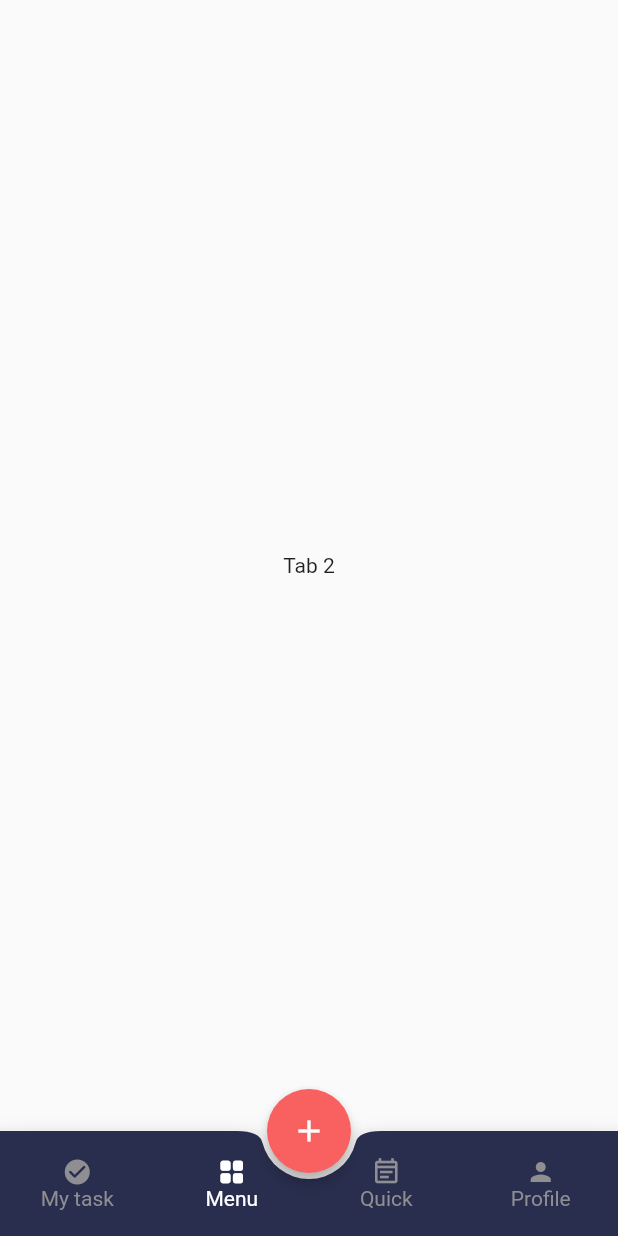
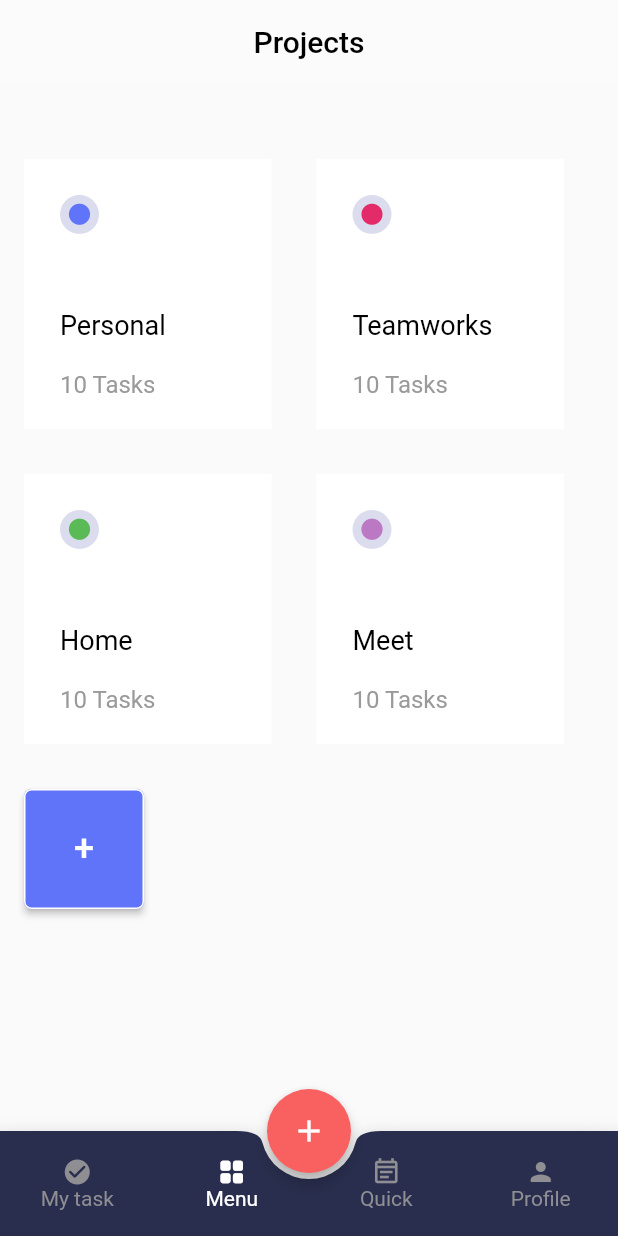
Before and after one commit to Skizdukion/AkingToDoApp, a Flutter app: the screen it shows after launch, item 2 of the bottom bar chosen, on a phone screen of 412 x 824 dp. Run offline on Flutter 3.47's test engine with Material 2 defaults, Android fonts, the phone set to English and light mode, and no system bars; our stand-ins replace equatable, flutter_slidable, introduction_screen, table_calendar.

Commit message:
create project page

```diff
--- a/lib/models/repositories/models/check.dart
+++ b/lib/models/repositories/models/check.dart
@@ -11,9 +11,6 @@ class CheckListModel with ChangeNotifier{
   CheckListModel({required this.checkList});
   CheckListModel.fakeData():checkList = [
     CheckNote(isDone: false, title: 'Item 1'),
-    CheckNote(isDone: false, title: 'Item 2'),
-    CheckNote(isDone: false, title: 'Item 3'),
-    CheckNote(isDone: false, title: 'Item 4'),
   ];
 
   void addAutoCheckNote(){
@@ -27,6 +24,4 @@ class CheckListModel with ChangeNotifier{
     checkList[index].isDone = value!;
     notifyListeners();
   }
-
-
 }
--- /dev/null
+++ b/lib/models/repositories/models/project.dart
@@ -0,0 +1,15 @@
+import 'package:flutter/material.dart';
+
+class ProjectModel {
+  final String title;
+  final int totalTask;
+  final String projectId;
+  final Color color;
+
+  ProjectModel({
+    required this.title,
+    this.totalTask = 0,
+    required this.projectId,
+    this.color = Colors.white,
+  });
+}
--- /dev/null
+++ b/lib/models/repositories/project_repository.dart
@@ -0,0 +1,47 @@
+import 'models/project.dart';
+import 'package:flutter/material.dart';
+
+List<ProjectModel> fakeDataProject = [
+  ProjectModel(title: 'Personal', totalTask: 10, color: Color.fromRGBO(96, 116, 249, 1), projectId: '1'),
+  ProjectModel(title: 'Teamworks', totalTask: 10, color: Color.fromRGBO(228, 43, 106, 1), projectId: '2'),
+  ProjectModel(title: 'Home', totalTask: 10, color: Color.fromRGBO(90, 187, 86, 1), projectId: '3'),
+  ProjectModel(title: 'Meet', totalTask: 10, color: Color.fromRGBO(188, 121, 195, 1), projectId: '4'),
+];
+
+
+abstract class ProjectRepository{
+  List<ProjectModel> getPorjectList();
+  void deleteProject(String projectId);
+  void addProject(ProjectModel item);
+  const ProjectRepository();
+}
+
+class FakeProjectRepository extends ProjectRepository{
+  const FakeProjectRepository();
+  static var projectList = fakeDataProject;
+
+  @override
+  void addProject(ProjectModel item) {
+    projectList.add(item);
+  }
+
+  @override
+  void deleteProject(String projectId) {
+    projectList.remove(getTask(projectId));
+  }
+
+  ProjectModel? getTask(String projectId){
+    ProjectModel? result;
+    fakeDataProject.forEach((val) {
+      if(val.projectId == projectId){
+        result = val;
+      }
+    });
+    return result;
+  }
+
+  @override
+  List<ProjectModel> getPorjectList() {
+    return projectList;
+  }
+}
--- a/lib/routes/main/Popup_page/new_check_list/add_new_check_list.dart
+++ b/lib/routes/main/Popup_page/new_check_list/add_new_check_list.dart
@@ -63,7 +63,7 @@ class _NewCheckListFormState extends State<NewCheckListForm> {
       child: Consumer2<CheckListModel,RadioColorList>(
         builder: (context, checkList, color, child){
           return Padding(
-            padding: EdgeInsets.only(top: 10, left: 16, right: 16, bottom: 310 - checkList.checkList.length*50),
+            padding: EdgeInsets.only(top: 10, left: 16, right: 16, bottom: (310 - checkList.checkList.length*50)),
             child: Container(
               decoration: BoxDecoration(
                 color: Colors.white,
--- a/lib/routes/main/Popup_page/new_note/add_new_note.dart
+++ b/lib/routes/main/Popup_page/new_note/add_new_note.dart
@@ -60,7 +60,7 @@ class _NewNoteFormState extends State<NewNoteForm> {
             boxShadow: [
               BoxShadow(
                 color: Colors.grey,
-                offset: Offset(0.0, 1.0), //(x,y)
+                offset: Offset(0.0, 1.0),
                 blurRadius: 1.0,
               ),
             ],
--- a/lib/routes/main/main_page.dart
+++ b/lib/routes/main/main_page.dart
@@ -1,6 +1,7 @@
 import 'package:flutter/material.dart';
 import 'package:todo_app/routes/main/Popup_page/new_task/add_new_task_page.dart';
 import 'package:todo_app/routes/main/Task_page/task_page.dart';
+import 'package:todo_app/routes/main/menu_page/project_page.dart';
 import 'package:todo_app/routes/main/popup_page/new_check_list/add_new_check_list.dart';
 
 import 'Popup_page/new_note/add_new_note.dart';
@@ -57,7 +58,7 @@ class _MainPageState extends State<MainPage> with SingleTickerProviderStateMixin
 
   Widget changeTab(){
     if (_tabselect == 0) return const TaskPage();
-    else if (_tabselect == 1) return const Center(child: Text('Tab 2'),);
+    else if (_tabselect == 1) return const ProjectPage();
     else if (_tabselect == 2) return const Center(child: Text('Tab 3'),);
     else if (_tabselect == 3) return const Center(child: Text('Tab 4'),);
     else return const Center(child: Text('There is some bugs'));
--- /dev/null
+++ b/lib/routes/main/menu_page/project_page.dart
@@ -0,0 +1,159 @@
+import 'package:flutter/material.dart';
+import 'package:provider/provider.dart';
+import 'package:todo_app/models/repositories/models/project.dart';
+import 'package:todo_app/models/repositories/models/radio_color.dart';
+import 'package:todo_app/models/repositories/project_repository.dart';
+import 'package:todo_app/routes/main/Popup_page/new_note/color_picker.dart';
+import 'package:todo_app/widgets/const_decoration.dart';
+
+class ProjectPage extends StatefulWidget {
+  const ProjectPage({ Key? key }) : super(key: key);
+
+  @override
+  _ProjectPageState createState() => _ProjectPageState();
+}
+
+class _ProjectPageState extends State<ProjectPage> {
+
+  @override
+  Widget build(BuildContext context) {
+    return SafeArea(
+      child: Scaffold(
+        resizeToAvoidBottomInset: false,
+        appBar: AppBar(
+          backgroundColor: Colors.white10,
+          elevation: 0,
+          title: Text('Projects', style: TextStyle(fontSize: 20, color: Colors.black)),
+          centerTitle: true,
+        ),
+        body: ProjectPageBody(),
+      ),
+    );
+  }
+}
+
+class ProjectPageBody extends StatefulWidget {
+  const ProjectPageBody({ Key? key }) : super(key: key);
+
+  @override
+  _ProjectPageBodyState createState() => _ProjectPageBodyState();
+}
+
+class _ProjectPageBodyState extends State<ProjectPageBody> {
+
+  late ProjectRepository _projectRepository;
+  late List<ProjectModel> _projectlist;
+
+  @override
+  void initState() {
+    _projectRepository = FakeProjectRepository();
+    _projectlist = _projectRepository.getPorjectList();
+    super.initState();
+  }
+
+  @override
+  Widget build(BuildContext context) {
+    return Padding(
+      padding: const EdgeInsets.only(top: 50, right: 16, left: 16),
+      child: ListView(
+        children: [
+          Wrap(
+            spacing: 30,
+            runSpacing: 30,
+            children: [
+              for(var index in _projectlist) ProjectItem(item: index,),
+              SizedBox(
+                width: 80,
+                height: 80,
+                child: ElevatedButton(
+                  onPressed: addNewProject,
+                  style: buttonStyleMenuPage,
+                  child: Center(
+                    child: Text(
+                      '+',
+                      style: TextStyle(color: Colors.white, fontSize: 24),
+                    ),
+                  ),
+                ),
+              ),
+            ],
+          ),
+        ],
+      ),
+    );
+  }
+
+  void addNewProject(){
+    _projectRepository.addProject(ProjectModel(title: 'Generate Project', projectId: '${_projectlist.length + 1}'));
+    setState(() {
+
+    });
+  }
+}
+
+class AddProjectMenu extends StatelessWidget {
+  const AddProjectMenu({ Key? key }) : super(key: key);
+
+  @override
+  Widget build(BuildContext context) {
+    return ChangeNotifierProvider(
+      create: (_) => RadioColorList.autoInitial(),
+      child: Container(
+        child: Column(
+          mainAxisAlignment: MainAxisAlignment.start,
+          crossAxisAlignment: CrossAxisAlignment.start,
+          children: [
+            SizedBox(height: 10),
+            Padding(
+              padding: const EdgeInsets.only(left: 24, top: 24),
+              child: Text('Title', style: TextStyle(fontSize: 18, color: Colors.black),),
+            ),
+            SizedBox(height: 85,),
+            ColorPicker(),
+          ],
+        ),
+        width: 350,
+        height: 250,
+        decoration: BoxDecoration(
+          color: Colors.white,
+          borderRadius: BorderRadius.circular(5),
+        ),
+      ),
+    );
+  }
+}
+
+class ProjectItem extends StatelessWidget {
+  const ProjectItem({ Key? key, required this.item }) : super(key: key);
+  final ProjectModel item;
+
+  @override
+  Widget build(BuildContext context) {
+    return Container(
+      width: 165,
+      height: 180,
+      color: Colors.white,
+      child: Padding(
+        padding: const EdgeInsets.only(top: 24, left: 24),
+        child: Column(
+          crossAxisAlignment: CrossAxisAlignment.start,
+          children: [
+            CircleAvatar(
+              backgroundColor: Color.fromRGBO(219, 221, 239, 1),
+              radius: 13,
+              child: Icon(
+                Icons.circle,
+                color: item.color,
+                size: 17,
+              ),
+            ),
+            SizedBox(height: 50,),
+            Text('${item.title}', style: TextStyle(fontSize: 18, color: Colors.black),),
+            SizedBox(height: 20,),
+            Text('${item.totalTask} Tasks', style: textLight154StyleW400S14.copyWith(fontSize: 16),)
+          ],
+        ),
+      ),
+    );
+  }
+}
--- a/lib/widgets/const_decoration.dart
+++ b/lib/widgets/const_decoration.dart
@@ -84,3 +84,13 @@ var buttonStyleAuthPages =  ButtonStyle(
     )
   ),
 );
+
+var buttonStyleMenuPage = ButtonStyle(
+  backgroundColor: MaterialStateProperty.all<Color>(Color.fromRGBO(96, 116, 249, 1)),
+  shape: MaterialStateProperty.all<RoundedRectangleBorder>(
+    RoundedRectangleBorder(
+      borderRadius: BorderRadius.circular(5.0),
+      side: BorderSide(color: Colors.white)
+    )
+  ),
+);
```
Also changed, not shown: lib/models/blocs/auth/auth_event.dart (added, +35 -0 lines), lib/models/blocs/auth/auth_state.dart (added, +11 -0 lines), lib/models/repositories/models/user.dart (added, +14 -0 lines), lib/models/repositories/task_repository.dart (+26 -26 lines), lib/models/blocs/auth/auth_bloc.dart (added).
